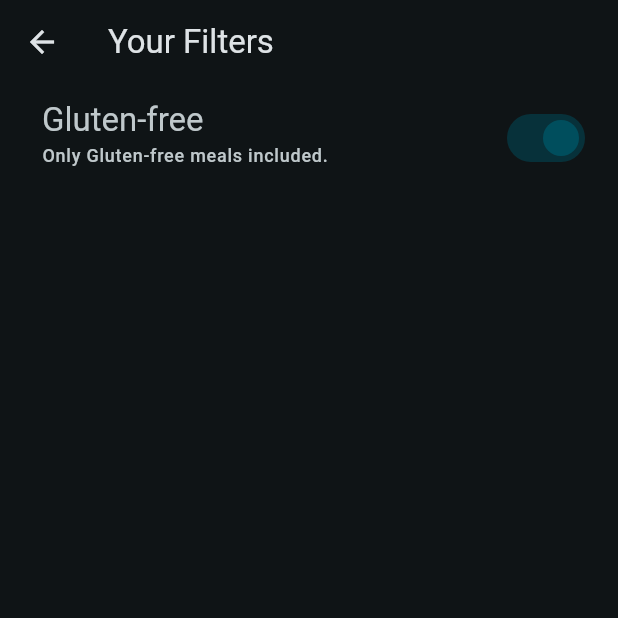
After one commit to AaronPeterOcen/Foodie, a Flutter app: the FiltersScreen screen opened directly, after a tap on "Gluten-free", on a phone screen of 412 x 824 dp, the top half of it. The commit adds this screen. Run offline on Flutter 3.47's test engine with Material 3 defaults, Android fonts, the phone set to English and light mode, and no system bars; our stand-ins replace google_fonts, transparent_image; Roboto replaces fonts that are missing (Ubuntu).

Commit message:
loading up the filters screen when the drawer list item is pressed

```diff
--- /dev/null
+++ b/lib/screens/filters.dart
@@ -0,0 +1,52 @@
+import 'package:flutter/material.dart';
+
+class FiltersScreen extends StatefulWidget {
+  const FiltersScreen({super.key});
+
+  @override
+  State<FiltersScreen> createState() => _FiltersScreenState();
+}
+
+class _FiltersScreenState extends State<FiltersScreen> {
+  var _isGlutenFree = false;
+
+  @override
+  Widget build(BuildContext context) {
+    return Scaffold(
+      appBar: AppBar(
+        title: const Text('Your Filters'),
+      ),
+      body: Column(
+        children: [
+          SwitchListTile(
+            // hoverColor: Colors.blue,
+            value: _isGlutenFree,
+            onChanged: (isChanged) {
+              setState(() {
+                _isGlutenFree = isChanged;
+              });
+            },
+            title: Text(
+              'Gluten-free',
+              style: Theme.of(context).textTheme.titleLarge!.copyWith(
+                    color: Theme.of(context).colorScheme.onSurfaceVariant,
+                  ),
+            ),
+            subtitle: Text(
+              'Only Gluten-free meals included.',
+              style: Theme.of(context).textTheme.labelMedium!.copyWith(
+                    color: Theme.of(context).colorScheme.onSurfaceVariant,
+                  ),
+            ),
+            activeColor: Theme.of(context).colorScheme.primaryContainer,
+            inactiveTrackColor: Theme.of(context).colorScheme.primaryContainer,
+            contentPadding: const EdgeInsets.only(left: 28, right: 18),
+          )
+        ],
+      ),
+      // drawer: ,
+    );
+  }
+}
+
+// FlutterError
--- a/lib/screens/tabs.dart
+++ b/lib/screens/tabs.dart
@@ -1,6 +1,7 @@
 import 'package:flutter/material.dart';
 import 'package:foodie/models/meal.dart';
 import 'package:foodie/screens/categories.dart';
+import 'package:foodie/screens/filters.dart';
 import 'package:foodie/screens/meals.dart';
 import 'package:foodie/widgets/meal_drawer.dart';
 
@@ -53,9 +54,13 @@ class _TabScreenState extends State<TabScreen> {
 
   // will handle Drawer functionality to change screen with onScreenSelect
   void _screenSelect(String identifier) {
+    Navigator.of(context).pop();
     if (identifier == 'filters') {
-    } else {
-      Navigator.of(context).pop();
+      Navigator.of(context).push(
+        MaterialPageRoute(
+          builder: (ctx) => const FiltersScreen(),
+        ),
+      );
     }
   }
 
```
